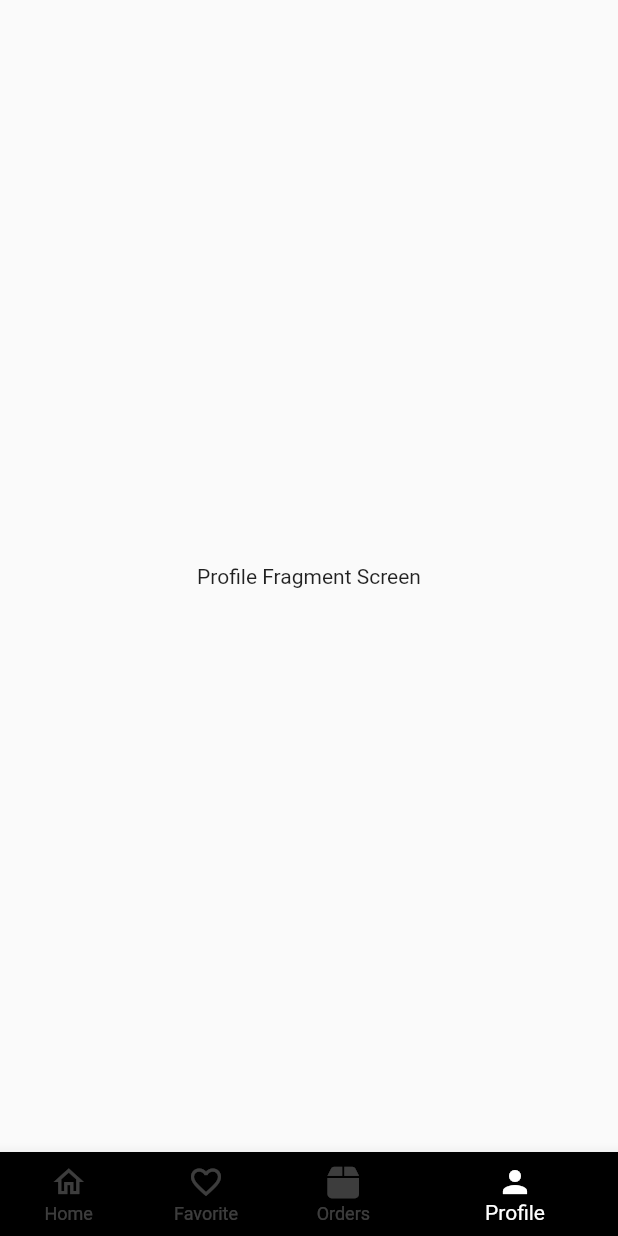
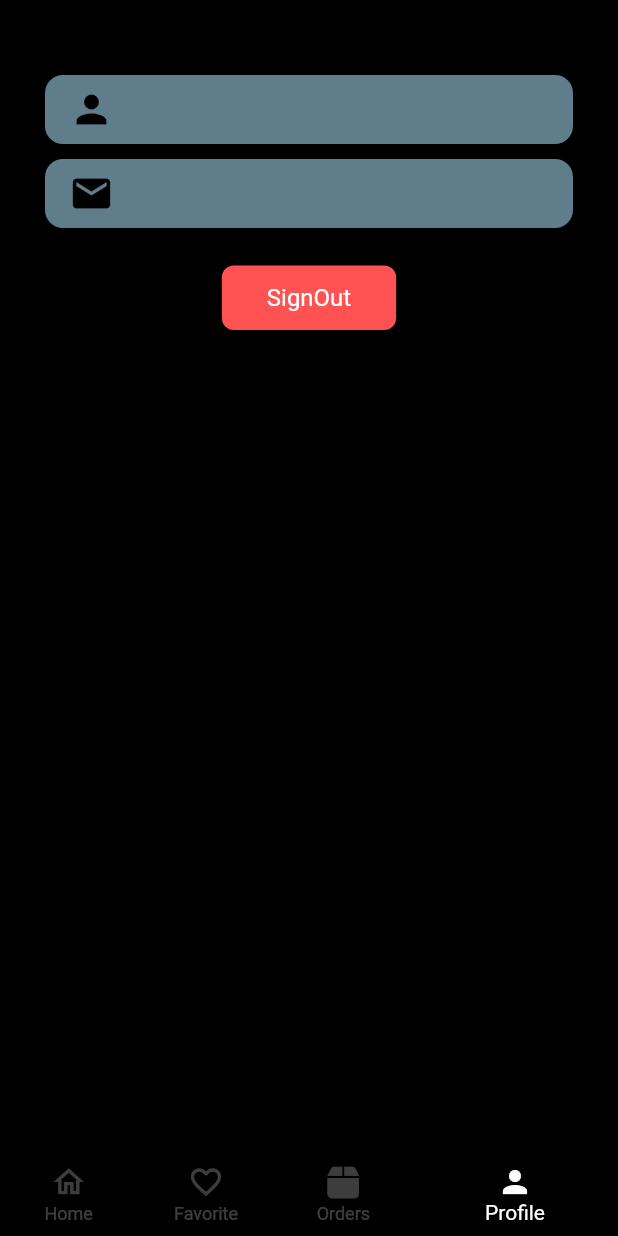
Before and after one commit to mehranext/shoponline, a Flutter app: the DashbordOfFragments screen opened directly, item 4 of the bottom bar chosen, on a phone screen of 412 x 824 dp. Run offline on Flutter 3.47's test engine with Material 2 defaults, Android fonts, the phone set to English and light mode, and no system bars; our stand-ins replace fluttertoast, font_awesome_flutter, get, shared_preferences; accounts and stored records are empty.

Commit message:
logOut method.

```diff
--- a/lib/users/fragments/profile_fragment_screen.dart
+++ b/lib/users/fragments/profile_fragment_screen.dart
@@ -1,15 +1,138 @@
 import 'package:flutter/material.dart';
-
+import 'package:shoponline/users/authentication/login_screen.dart';
+import 'package:shoponline/users/userPerferences/current_user.dart';
+import 'package:get/get.dart';
+import 'package:shoponline/users/userPerferences/user_preferences.dart';
 class ProfileFragmentScreen extends StatelessWidget
 {
 
-  @override
-  Widget build(BuildContext context) {
-    return Scaffold(
-      body: Center(
-        child: Text("Profile Fragment Screen"
+ final CurrentUser _currentUser = Get.put(CurrentUser());
+
+signOutUser() async
+{
+var resuldResponse =  await Get.dialog(
+  AlertDialog(
+    backgroundColor: Colors.grey,
+    title: const Text(
+      "Logout",
+      style: TextStyle(
+          fontWeight: FontWeight.bold,
+          fontSize: 18),
+    ),
+    content: const Text(
+      "Are You Sure?\n You Want To Logout From App?",
+    ),
+    actions: [
+      TextButton(
+          onPressed: ()
+          {
+            Get.back();
+          },
+          child: const Text("No",
+            style: TextStyle(
+                color: Colors.black),
+          ),
+      ),
+      TextButton(
+        onPressed: ()
+        {
+          Get.back(result: "loggedOut");
+        },
+        child: const Text("Yes",
+          style: TextStyle(
+              color: Colors.black),
         ),
+      ),
+    ],
+  ),
+);
+
+if(resuldResponse== 'loggedOut')
+{
+  //delet the user data from phone local storage
+
+  RememberUserPrefs.removeUserInfo()
+      .then((value)
+  {
+    Get.off(Loginscreen());
+  }
+  );
+}
+
+}
+
+// any time that need this widget you should just call userInf....
+//this is the best way to clean and professional coding in app.
+  Widget userInfoItemProfile(IconData iconData , String userData)
+  {
+    return Container(
+      decoration: BoxDecoration(
+        borderRadius: BorderRadius.circular(12),
+        color: Colors.blueGrey,
+      ),
+      padding: const EdgeInsets.symmetric(
+        horizontal: 16,
+        vertical: 8,
+      ),
+      child: Row(
+        children: [
+          Icon(
+            iconData,
+            size: 30,
+            color: Colors.black,
+          ),
+          const SizedBox(width: 16,),
+          Text(
+            userData,
+            style: const TextStyle(fontSize:15,
+            ),
+          )
+        ],
       ),
     );
   }
+
+  @override
+  Widget build(BuildContext context) {
+    return ListView(
+      padding: EdgeInsets.all(30),
+      children: [
+        Image.asset("images/open.png",cacheHeight: 500),
+        const SizedBox(height: 20,),
+
+        //it's time to call our method
+
+        userInfoItemProfile(Icons.person, _currentUser.user.user_name),
+
+        const SizedBox(height: 10,),
+
+        userInfoItemProfile(Icons.email, _currentUser.user.user_email),
+
+        const SizedBox(height: 25,),
+
+        Center(
+          child: Material(
+            color: Colors.redAccent,
+            borderRadius: BorderRadius.circular(8),
+            child: InkWell(
+              onTap:()
+                  {
+                    signOutUser();
+                  },
+              borderRadius: BorderRadius.circular(32),
+              child: const Padding(
+                padding: EdgeInsets.symmetric(
+                  horizontal: 30,vertical: 12,
+                ),
+                child: Text(
+                  "SignOut",style: TextStyle(color: Colors.white,fontSize:16),
+                ),
+              ),
+            ),
+          ),
+        )
+
+      ],
+    );
+  }
 }
--- a/lib/users/userPerferences/user_preferences.dart
+++ b/lib/users/userPerferences/user_preferences.dart
@@ -26,4 +26,10 @@ static Future<User?> readUserInfo() async
      }
    return currentUserInfo;
 }
+
+static Future<void> removeUserInfo() async
+{
+  SharedPreferences preferences = await SharedPreferences.getInstance();
+  await preferences.remove("currentUser");
 }
+}
```
